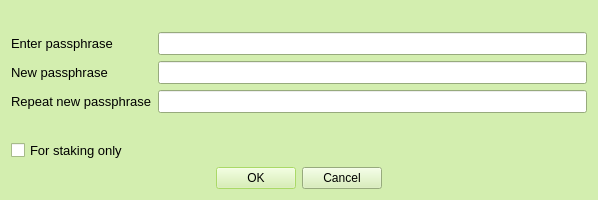
teambean/BeanCash, file src/qt/forms/askpassphrasedialog.ui: the form before one commit.
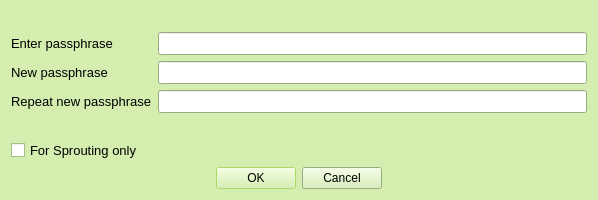
The form after the commit. Icons and pictures are not drawn.

Patch:
```diff
--- a/src/qt/forms/askpassphrasedialog.ui
+++ b/src/qt/forms/askpassphrasedialog.ui
@@ -311,7 +311,7 @@
         <string>Serves to disable the trivial sendmoney when OS account compromised. Provides no real security.</string>
        </property>
        <property name="text">
-        <string>For staking only</string>
+        <string>For Sprouting only</string>
        </property>
       </widget>
      </item>
```
